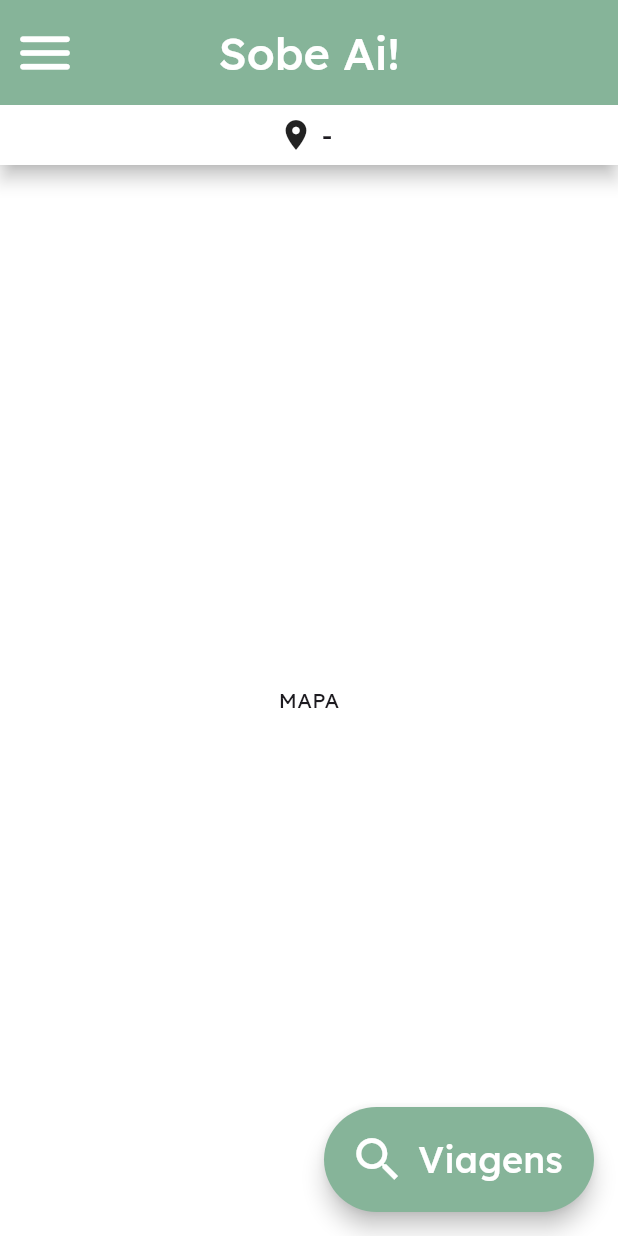
After one commit to giovanabim/sobe-ai, a Flutter app: the HomeScreen screen opened by its route, on a phone screen of 412 x 824 dp. The commit adds this screen. Run offline on Flutter 3.47's test engine with Material 3 defaults, Android fonts, the phone set to English and light mode, and no system bars; our stand-ins replace go_router.

Commit message:
Adição da Página Home

```diff
--- a/lib/main.dart
+++ b/lib/main.dart
@@ -4,6 +4,7 @@ import 'package:go_router/go_router.dart'; // importando pacote go_router para n
 
 import 'providers/user_provider.dart';
 import 'screens/inicial_screen.dart'; // tela inicial
+import 'screens/home_screen.dart';
 
 void main() {
   runApp(
@@ -22,8 +23,11 @@ class MainApp extends StatelessWidget {
     routes: [
       GoRoute(
         path: '/',
-        name: 'inicial',
         builder: (context, state) => const InicialScreen(), // classe da página da rota
+      ),
+      GoRoute(
+        path: '/home',
+        builder: (context, state) => const HomeScreen(), // classe da página da rota
       ),
       // repetir a mesma estrutura para outras rotas
     ]
@@ -39,7 +43,7 @@ class MainApp extends StatelessWidget {
       theme: ThemeData(
         brightness: Brightness.light,
         scaffoldBackgroundColor: Colors.white,
-        primaryColor: const Color(0xFF569B5C),
+        primaryColor: const Color(0xFF86B499),
         fontFamily: "Lexend",
 
         textTheme: const TextTheme( // TextThemes
@@ -47,6 +51,14 @@ class MainApp extends StatelessWidget {
             fontSize: 48,
             fontWeight: FontWeight.bold,
           ),
+          headlineMedium: TextStyle(
+            fontSize: 30,
+            fontWeight: FontWeight(500),
+            color: Colors.white
+          ),
+          headlineSmall: TextStyle(
+            fontSize: 18,
+          ),
         ),
       ),
     );
--- /dev/null
+++ b/lib/screens/home_screen.dart
@@ -0,0 +1,90 @@
+import 'package:flutter/material.dart';
+import 'package:flutter/services.dart';
+import 'package:provider/provider.dart';
+import 'package:go_router/go_router.dart';
+import '../providers/user_provider.dart';
+
+class HomeScreen extends StatefulWidget {
+  const HomeScreen({super.key});
+
+  @override
+  State<HomeScreen> createState() => _HomeScreenState();
+}
+
+class _HomeScreenState extends State<HomeScreen> {
+
+  @override
+  Widget build(BuildContext context) {
+    final userProvider = Provider.of<UserProvider>(context); // para a integração do google maps, posição do user
+
+    return Scaffold(
+      appBar: AppBar(
+        toolbarHeight: 70, // altura da appbar
+        backgroundColor: Theme.of(context).primaryColor,
+        elevation: 5.0, // define o tamanho da sombra da appbar
+        shadowColor: const Color(0xFF000000), // cor da sombra da appbar
+        surfaceTintColor: Colors.transparent, // desativa o efeito de escurecer a cor de fundo
+
+        leading: IconButton( // icone antes do titulo
+          icon: const Icon(Icons.menu_rounded),
+          iconSize: 44,
+          onPressed: () {context.go('/');},
+          color: Colors.white,
+        ),
+
+        title: Text(
+            "Sobe Ai!",
+            style: Theme.of(context).textTheme.headlineMedium,
+        ),
+        centerTitle: true, // para centralizar o título
+
+        bottom: PreferredSize( // define o tamanho do bottom da appbar
+          preferredSize: const Size.fromHeight(40.0),
+          child: Container( // widget filho do bottom
+            height: 40,
+            color: Colors.white,
+            child: Center(
+              child: Row(
+                mainAxisAlignment: MainAxisAlignment.center,
+                children: [ // TODO: Ao invés de ser título estático, mudar para um menu dropdown para editar a localização com facilidade
+                  Icon(Icons.location_on_sharp),
+                  Text( // localização escolhida pelo usuário
+                    "${userProvider.cidade} - ${userProvider.estado}",
+                    style: Theme.of(context).textTheme.headlineSmall
+                  )
+                ],
+              )
+            ),
+          ),
+        ),
+      ),
+      body: Container( // placeholder para o mapa
+        height: double.infinity,
+        width: double.infinity,
+        color: Colors.white,
+        child: Center(child: Text("MAPA")),
+      ),
+      floatingActionButton: SizedBox(
+        height: 70,
+        width: 180,
+        child: FloatingActionButton.extended(
+          backgroundColor: Theme.of(context).primaryColor,
+          shape: StadiumBorder(),
+          label: const Text(
+            "Viagens",
+            style: TextStyle(
+              fontSize: 24,
+              color: Colors.white
+            )
+          ),
+          icon: Icon(
+            Icons.search,
+            color: Colors.white,
+            size: 38,
+          ),
+          onPressed: () {}, // * ir para página de busca
+        ),
+      ),
+    );
+  }
+}
--- a/lib/screens/inicial_screen.dart
+++ b/lib/screens/inicial_screen.dart
@@ -55,13 +55,13 @@ class _InicialScreenState extends State<InicialScreen> {
             if (_estadoUserCtrl.text.isNotEmpty && _cidadeUserCtrl.text.isNotEmpty) ...[
               IconButton( // logo sobe ai
                 icon: const Icon(Icons.arrow_forward),
-                iconSize: 50,
+                iconSize: 60,
                 color: Colors.black,
                 onPressed: () {
-                  userProvider.atualizarEstado(_estadoUserCtrl.text);
-                  userProvider.atualizarCidade(_cidadeUserCtrl.text);
+                  userProvider.atualizarEstado(_estadoUserCtrl.text.trim());
+                  userProvider.atualizarCidade(_cidadeUserCtrl.text.trim());
 
-                  context.go('/');
+                  context.go('/home');
                 },
               ),
             ],
```
